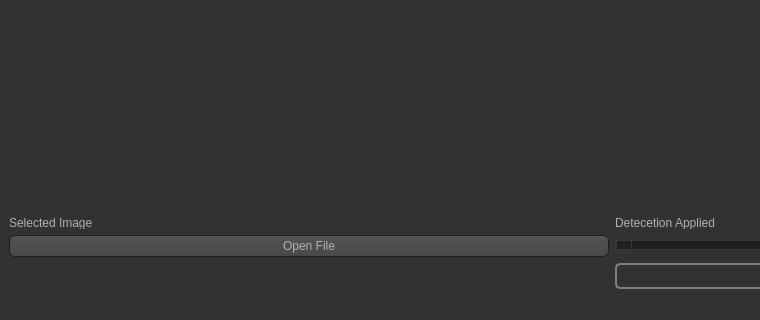
Before: the Qt Designer form detection/covidDetection.ui in Brn-erhn/Covid_Detection_ImageProcess, drawn with Qt 5; both pictures show x 0 to 760 and y 417 to 737 of the 1224 by 737 pixel window.
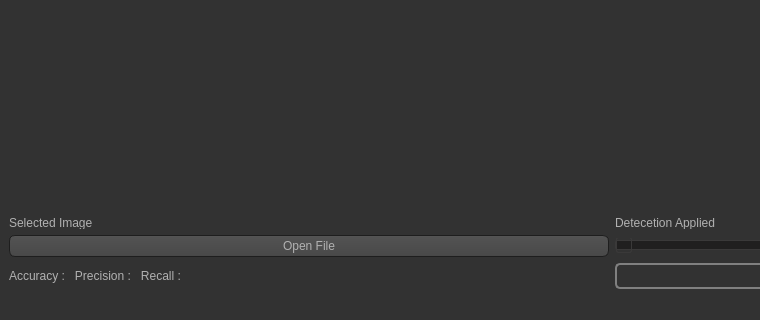
After: the same form once the commit is applied. Icons and pictures are not drawn.

Commit message: metrics imported.

Diff of the .ui file:
```diff
--- a/detection/covidDetection.ui
+++ b/detection/covidDetection.ui
@@ -614,6 +614,13 @@
       </property>
      </widget>
     </item>
+    <item row="3" column="0">
+     <widget class="QLabel" name="metrics">
+      <property name="text">
+       <string>Accuracy :   Precision :   Recall :</string>
+      </property>
+     </widget>
+    </item>
    </layout>
   </widget>
   <widget class="QMenuBar" name="menubar">
```
The commit also changes 11 other files.
